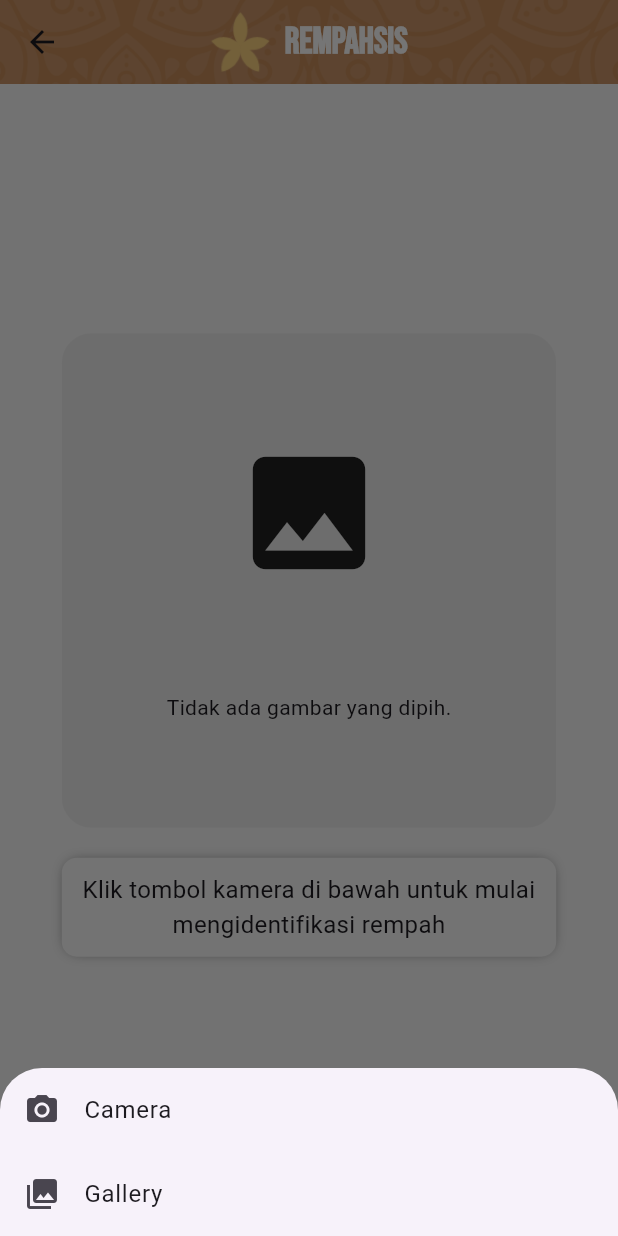
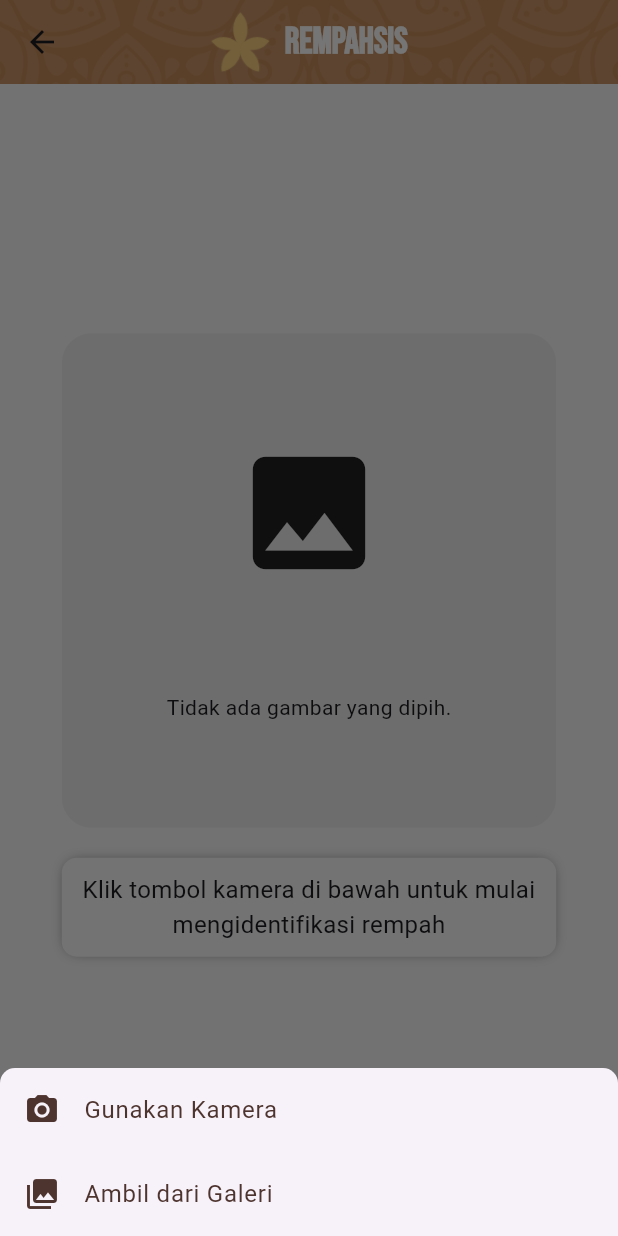
Before and after one commit to karuniaperjuangan/rempahsisv2, a Flutter app: the ImageScanView screen opened by its route, after a tap on the "camera alt" icon, on a phone screen of 412 x 824 dp. Run offline on Flutter 3.47's test engine with Material 3 defaults, Android fonts, the light colour scheme and no system bars; our stand-ins replace expandable, flutter_markdown, get, google_fonts, image_picker, shared_preferences; missing offline and left inert: onnxruntime; accounts and stored records are empty; network calls fail.

Commit message:
add image scan

```diff
--- a/lib/app/modules/image_scan/views/image_scan_view.dart
+++ b/lib/app/modules/image_scan/views/image_scan_view.dart
@@ -59,10 +59,35 @@ class ImageScanView extends GetView<ImageScanController> {
             ),
             SizedBox(height: 20),
             Obx(()=> controller.classificationDescription.isNotEmpty? ShadowedContainer(
-              child: Text(
-                controller.classificationDescription.value,
-                style: TextStyle(fontSize: 12),
-                textAlign: TextAlign.justify,
+              child: Column(
+                crossAxisAlignment: CrossAxisAlignment.start,
+                children: [
+                  Text(
+                    controller.classificationDescription.value,
+                    style: TextStyle(fontSize: 12),
+                    textAlign: TextAlign.justify,
+                  ),
+                  SizedBox(height: 10),
+                  TextButton(
+                    style: TextButton.styleFrom(
+                      padding: EdgeInsets.zero,
+                      textStyle: TextStyle(
+                        fontSize: 12,
+                        color: RempahSISColor.darkBrown,
+                      ),
+                    ),
+                    onPressed: () {
+                      Get.toNamed('/rempah-detail', arguments: {'id': controller.classificationId.value});
+                    },
+                    child: const Text('Lihat detail rempah',
+                    textAlign: TextAlign.start,
+                    style: TextStyle(
+                      fontSize: 12,
+                      color: RempahSISColor.darkBrown,
+                      fontWeight: FontWeight.bold
+                    )
+                  ),)
+                ],
               ),
             ):SizedBox()),
           ],
@@ -76,20 +101,32 @@ class ImageScanView extends GetView<ImageScanController> {
         onPressed: () {
           showModalBottomSheet(
             context: context,
+            shape: RoundedRectangleBorder(
+              borderRadius: BorderRadius.only(
+                topLeft: Radius.circular(10),
+                topRight: Radius.circular(10),
+              ),
+            ),
             builder: (BuildContext context) {
               return Wrap(
                 children: <Widget>[
                   ListTile(
-                    leading: const Icon(Icons.camera_alt),
-                    title: const Text('Camera'),
+                    leading: Icon(Icons.camera_alt, color: Colors.brown[800]),
+                    title: Text('Gunakan Kamera',
+                        style: TextStyle(
+                          color: Colors.brown[800],
+                        )),
                     onTap: () {
                       Navigator.pop(context);
                       controller.pickImage(fromCamera: true);
                     },
                   ),
                   ListTile(
-                    leading: const Icon(Icons.photo_library),
-                    title: const Text('Gallery'),
+                    leading: Icon(Icons.photo_library, color: Colors.brown[800]),
+                    title: Text('Ambil dari Galeri',
+                        style: TextStyle(
+                          color: Colors.brown[800],
+                        )),
                     onTap: () {
                       Navigator.pop(context);
                       controller.pickImage(fromCamera: false);
```
Also changed, not shown: lib/app/components/card/rempah_item_card.dart (+6 -7 lines), lib/app/modules/image_scan/controllers/image_scan_controller.dart (+8 -0 lines).
